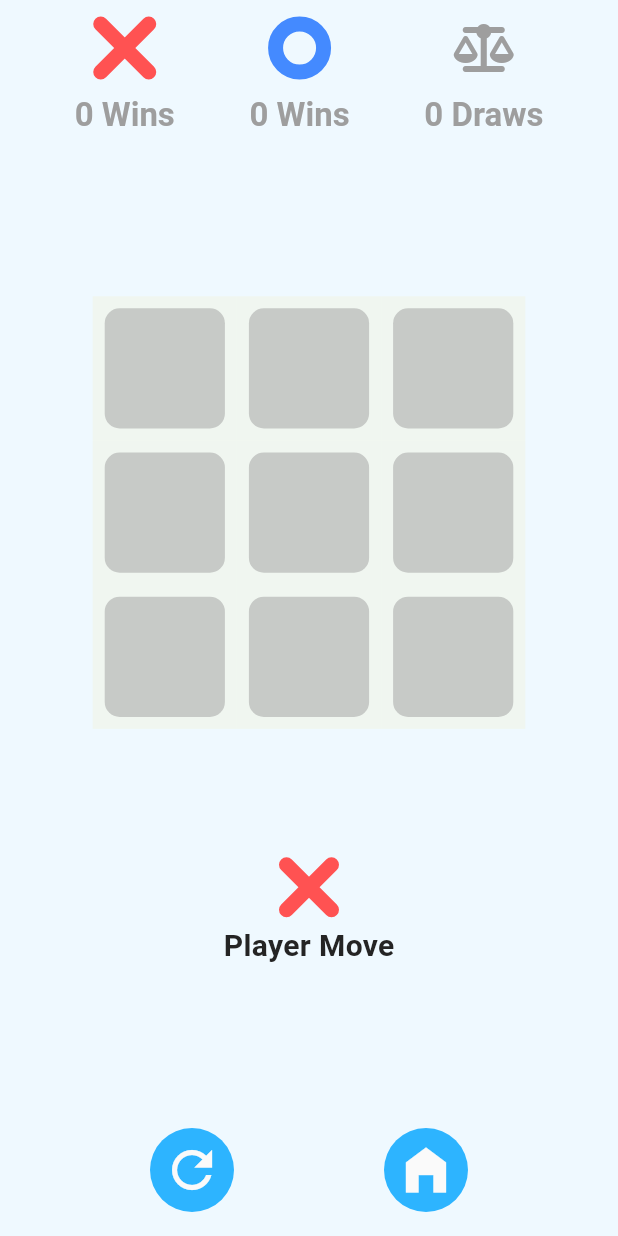
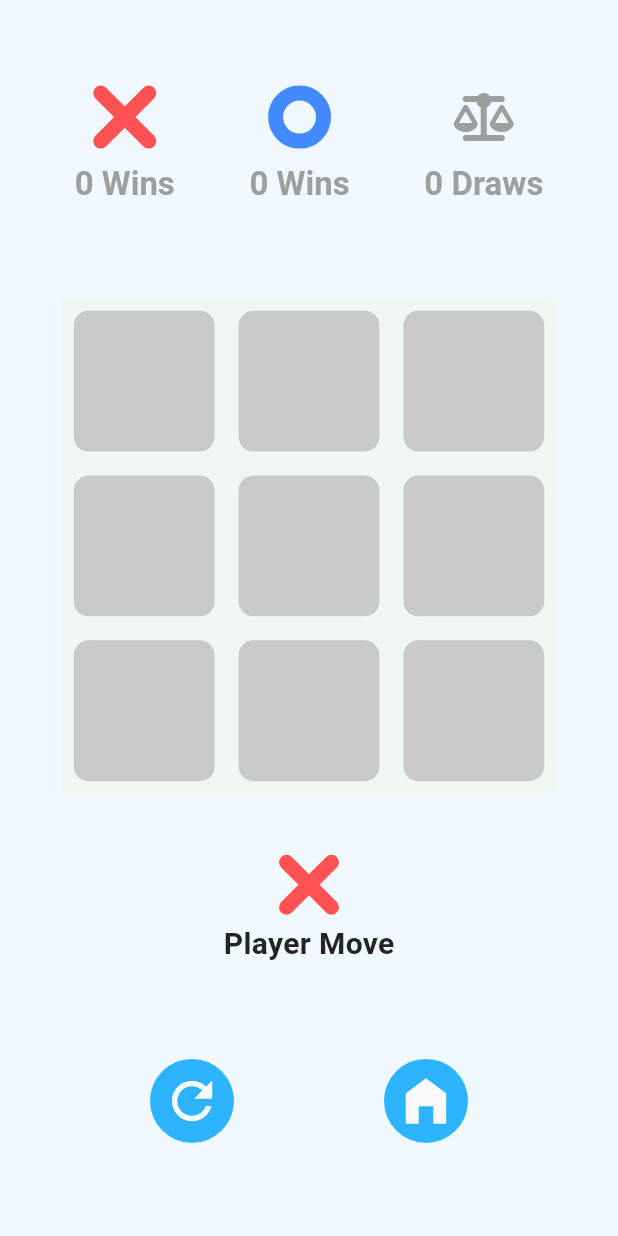
Before and after one commit to NhatToan1010/tic_tac_toe_flutter, a Flutter app: the screen it shows after launch, after a tap on "PvE", on a phone screen of 412 x 824 dp. Run offline on Flutter 3.47's test engine with Material 3 defaults, Android fonts, the phone set to English and light mode, and no system bars; our stand-ins replace font_awesome_flutter, get, google_fonts.

Commit message:
Add SafeArea Widget

```diff
--- a/lib/src/features/game/screen/game.dart
+++ b/lib/src/features/game/screen/game.dart
@@ -27,17 +27,19 @@ class GameScreen extends StatelessWidget {
   Widget build(BuildContext context) {
     final txtTheme = Theme.of(context).textTheme;
     final size = MediaQuery.of(context).size;
-    return Scaffold(
+    return SafeArea(
+      child: Scaffold(
         body: Container(
           color: primaryBackgroundColor,
           child: Column(
-          mainAxisAlignment: MainAxisAlignment.spaceBetween,
+            mainAxisAlignment: MainAxisAlignment.spaceEvenly,
             children: [
               GameStatusWidget(txtTheme: txtTheme),
-            BoardGameWidget(size: size.width * 0.7),
+              BoardGameWidget(size: size.width * 0.8),
               const CurrentPlayer(),
               const GameActionWidget()
             ],
+          ),
         ),
       ),
     );
--- a/lib/src/features/home/screen/Home.dart
+++ b/lib/src/features/home/screen/Home.dart
@@ -11,7 +11,8 @@ class HomeScreen extends StatelessWidget {
     final txtTheme = Theme.of(context).textTheme;
     final size = MediaQuery.of(context).size;
 
-    return Scaffold(
+    return SafeArea(
+      child: Scaffold(
         body: SingleChildScrollView(
           child: Container(
             width: size.width,
@@ -28,6 +29,7 @@ class HomeScreen extends StatelessWidget {
             ),
           ),
         ),
+      ),
     );
   }
 }
```
Lines whose indentation alone changed are shown as unchanged.
